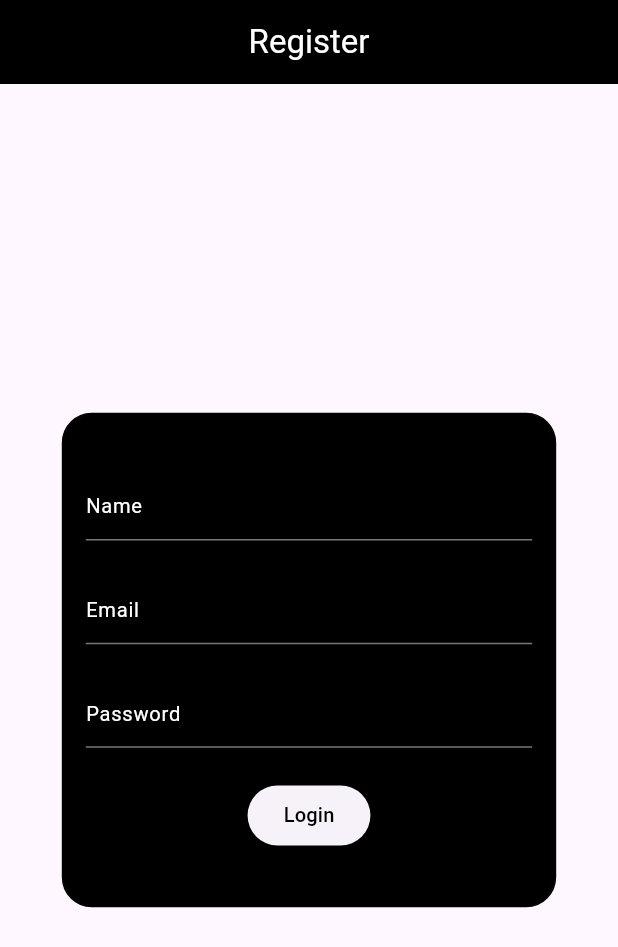
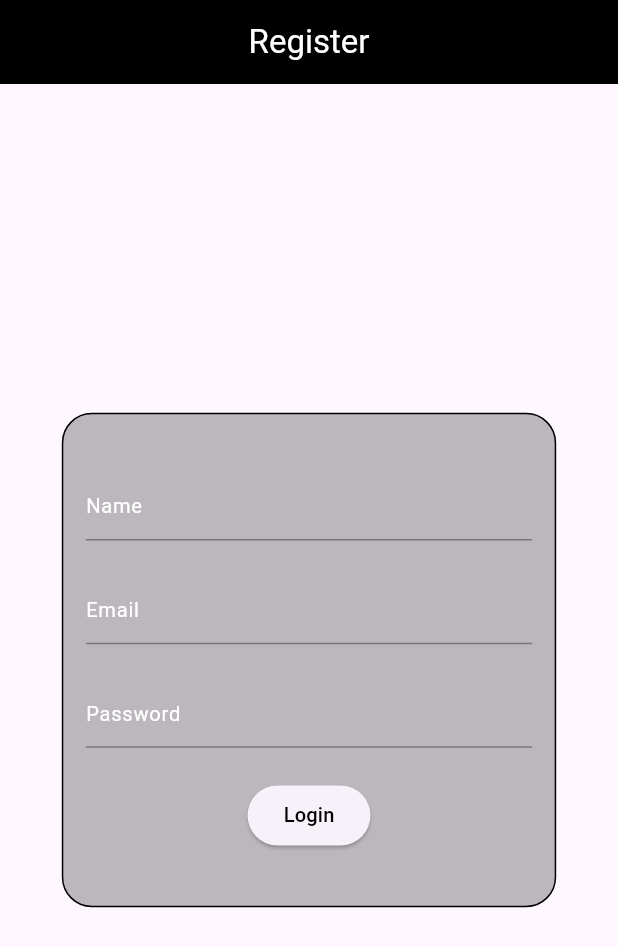
Before and after one commit to iceboy87/project, a Flutter app: the screen it shows after launch, on a phone screen of 412 x 824 dp. Shown: the top 947 px of the screen. Run offline on Flutter 3.47's test engine with Material 3 defaults, Android fonts, the phone set to English and light mode, and no system bars; our stand-ins replace dio, get, shared_preferences, sizer.

Commit message:
Update login.dart

```diff
--- a/lib/login.dart
+++ b/lib/login.dart
@@ -25,7 +25,7 @@ class LoginPage extends StatelessWidget {
           height: 40.h,
           width: 80.w,
           decoration: BoxDecoration(
-            color: Colors.black,
+            color: Colors.black26,
             border: Border.all(),
             borderRadius: BorderRadius.circular(20),
           ),
```
